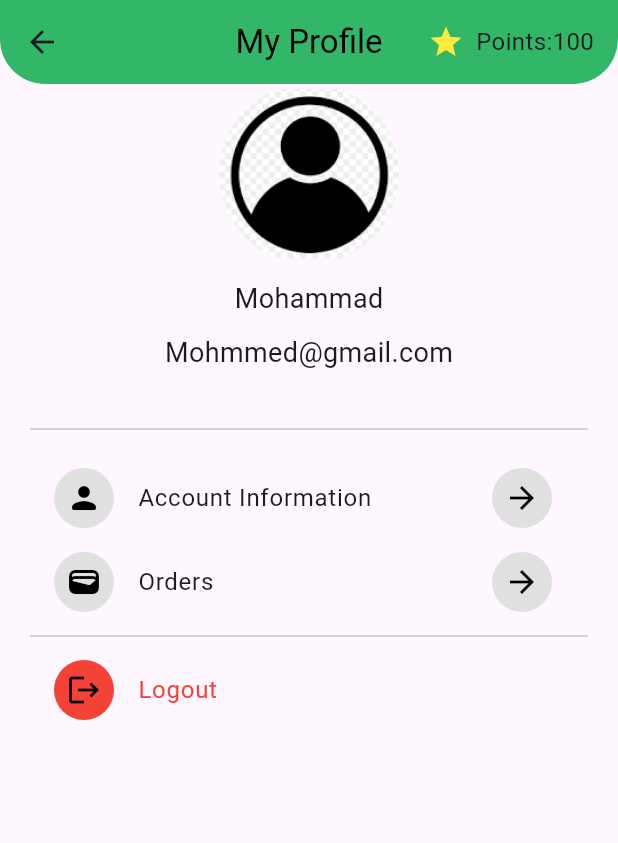
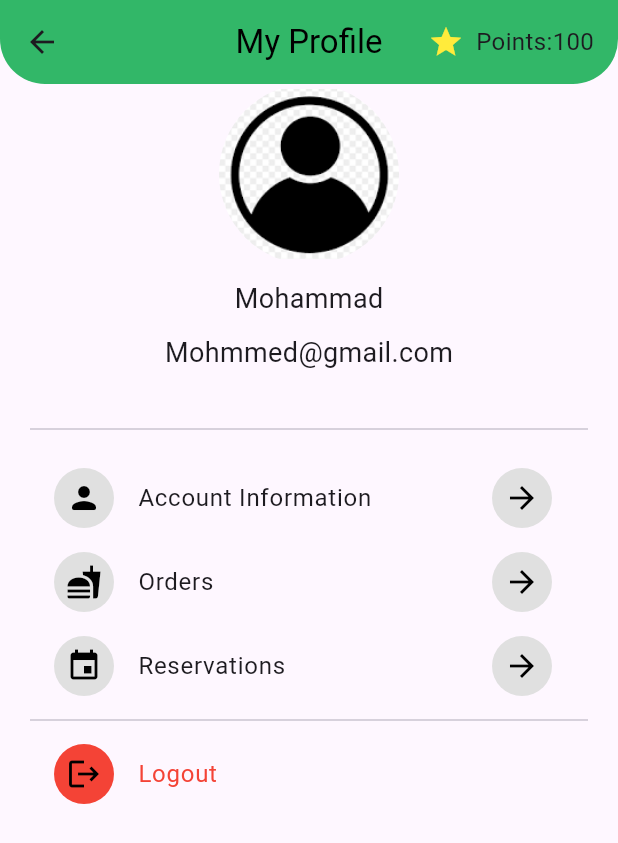
Before and after one commit to 6802ali/Foodie-App, a Flutter app: the Profilepage screen opened by its route, on a phone screen of 412 x 824 dp. Shown: the top 843 px of the screen. Run offline on Flutter 3.47's test engine with Material 3 defaults, Android fonts, the phone set to English and light mode, and no system bars; our stand-ins replace awesome_dialog, cloud_firestore, firebase_auth, firebase_core, firebase_database, firebase_storage and 5 more; accounts and stored records are empty; network calls fail.

```diff
--- a/lib/authentication/screens/profile_page.dart
+++ b/lib/authentication/screens/profile_page.dart
@@ -3,6 +3,7 @@
 import 'package:firebase_auth/firebase_auth.dart';
 import 'package:flutter/material.dart';
 import 'package:foodie/Orderspage/orders.dart';
+import 'package:foodie/Reservationspage/reservationpage.dart';
 import 'package:foodie/authentication/screens/update_profile.dart';
 import 'package:google_sign_in/google_sign_in.dart';
 
@@ -32,7 +33,7 @@ class Profilepage extends StatelessWidget {
               const Icon(Icons.star, color: Colors.yellow),
               const SizedBox(width: 8),
               const Text(
-                'Points:100', // Replace with your points value
+                'Points:100', // points variable
                 style: TextStyle(fontSize: 16),
               ),
               const SizedBox(width: 16),
@@ -51,7 +52,7 @@ class Profilepage extends StatelessWidget {
                 child: ClipRRect(
                   borderRadius: BorderRadius.circular(60),
                   child: Image.asset(
-                    'assets/profile.png',
+                    'assets/profile.png', // image path variable
                   ),
                 ),
               ),
@@ -59,7 +60,7 @@ class Profilepage extends StatelessWidget {
                 height: 10,
               ),
               const Text(
-                'Mohammad',
+                'Mohammad', // username variable
                 style: TextStyle(
                   fontSize: 18,
                 ),
@@ -68,7 +69,7 @@ class Profilepage extends StatelessWidget {
                 height: 10,
               ),
               const Text(
-                'Mohmmed@gmail.com',
+                'Mohmmed@gmail.com', //email variable
                 style: TextStyle(
                   fontSize: 18,
                 ),
@@ -124,7 +125,7 @@ class Profilepage extends StatelessWidget {
                     color: Colors.grey[300],
                   ),
                   child: const Icon(
-                    Icons.wallet_outlined,
+                    Icons.fastfood, //icon orders
                     color: Colors.black,
                   ),
                 ),
@@ -146,6 +147,41 @@ class Profilepage extends StatelessWidget {
                     context,
                     MaterialPageRoute(
                       builder: (context) => const OrdersPage(),
+                    ),
+                  );
+                },
+              ),
+              ListTile(
+                leading: Container(
+                  width: 40,
+                  height: 40,
+                  decoration: BoxDecoration(
+                    borderRadius: BorderRadius.circular(100),
+                    color: Colors.grey[300],
+                  ),
+                  child: const Icon(
+                    Icons.event, //icon reservation
+                    color: Colors.black,
+                  ),
+                ),
+                title: const Text('Reservations'),
+                trailing: Container(
+                  width: 40,
+                  height: 40,
+                  decoration: BoxDecoration(
+                    borderRadius: BorderRadius.circular(100),
+                    color: Colors.grey[300],
+                  ),
+                  child: const Icon(
+                    Icons.arrow_forward,
+                    color: Colors.black,
+                  ),
+                ),
+                onTap: () {
+                  Navigator.push(
+                    context,
+                    MaterialPageRoute(
+                      builder: (context) => const ReservationsPage(),
                     ),
                   );
                 },
```
Also changed, not shown: lib/Reservationspage/reservation_cardbuilder.dart (added, +83 -0 lines), lib/Reservationspage/reservationdetails.dart (added, +127 -0 lines), lib/Reservationspage/reservationpage.dart (added, +54 -0 lines), lib/main.dart (+5 -4 lines).
